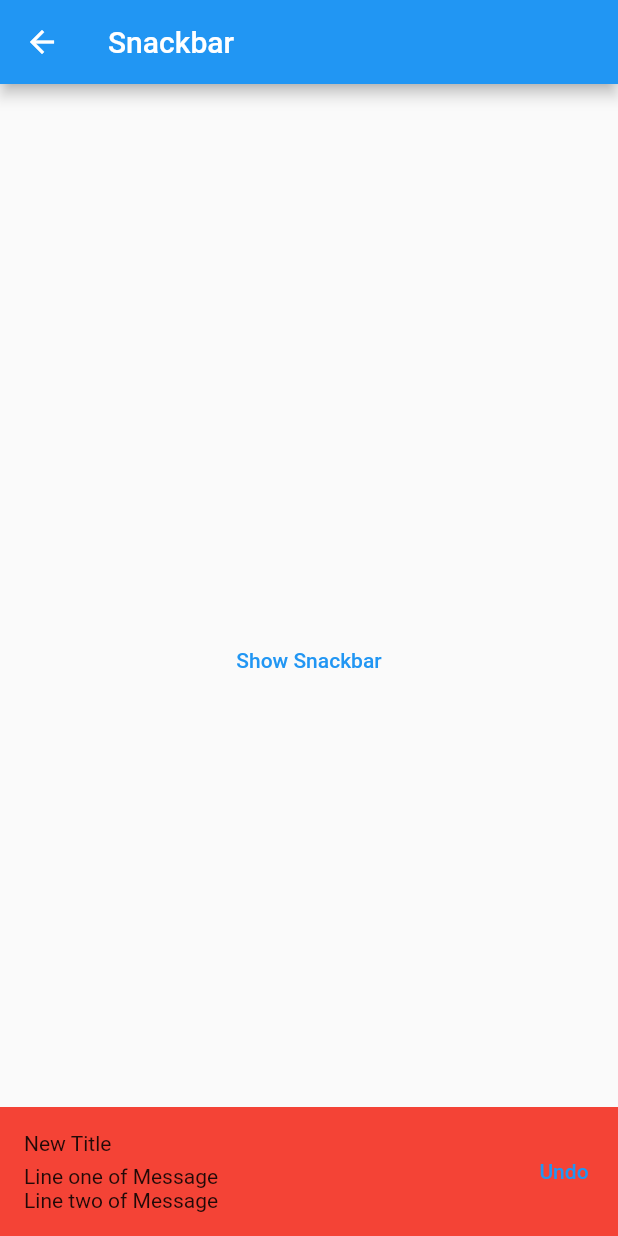
After one commit to siddharth4u/getx_demo, a Flutter app: the SnackbarDemo screen opened directly, after a tap on "Show Snackbar", on a phone screen of 412 x 824 dp. The commit adds this screen. Run offline on Flutter 3.47's test engine with Material 2 defaults, Android fonts, the phone set to English and light mode, and no system bars; our stand-ins replace get; missing offline and left inert: dart:html.

Commit message:
GetX Utilities

```diff
--- /dev/null
+++ b/lib/utils/snack_bar_demo.dart
@@ -0,0 +1,56 @@
+import 'package:flutter/material.dart';
+import 'package:get/get.dart';
+
+class SnackbarDemo extends StatelessWidget {
+  @override
+  Widget build(BuildContext context) {
+    return Scaffold(
+      //
+      appBar: AppBar(
+        title: Text('Snackbar'),
+      ),
+
+      //
+      body: Center(
+        child: TextButton(
+          child: Text('Show Snackbar'),
+          onPressed: showSnackbar,
+        ),
+      ),
+    );
+  }
+
+  void showSnackbar() {
+    Get.snackbar(
+      'Hello',
+      'This is message for you app',
+      snackPosition: SnackPosition.BOTTOM,
+      backgroundColor: Colors.red,
+      colorText: Colors.white,
+      margin: EdgeInsets.all(0),
+      borderRadius: 0,
+      titleText: Text('New Title'),
+      messageText: Column(
+        crossAxisAlignment: CrossAxisAlignment.start,
+        children: [
+          Text('Line one of Message'),
+          Text('Line two of Message'),
+        ],
+      ),
+      mainButton: TextButton(
+        child: Text('Undo'),
+        onPressed: () {
+          //
+        },
+      ),
+      duration: Duration(seconds: 5),
+      onTap: (GetSnackBar snackBar) {
+        print('You clicked the snackbar');
+      },
+      isDismissible: false,
+      //leftBarIndicatorColor: Colors.blue,
+      //icon: Icon(Icons.person),
+      showProgressIndicator: true,
+    );
+  }
+}
```
Also changed, not shown: lib/main.dart (+4 -13 lines), lib/utils/alert_demo.dart (added, +78 -0 lines), lib/utils/bottom_sheet_demo.dart (added, +48 -0 lines).
